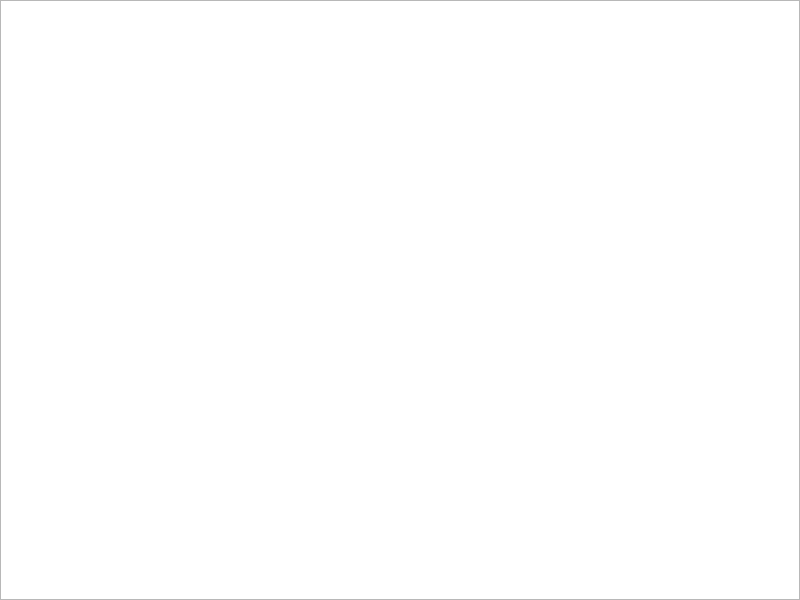
Before: the Qt Designer form main.ui in matv3ys/coffee, drawn with Qt 5.
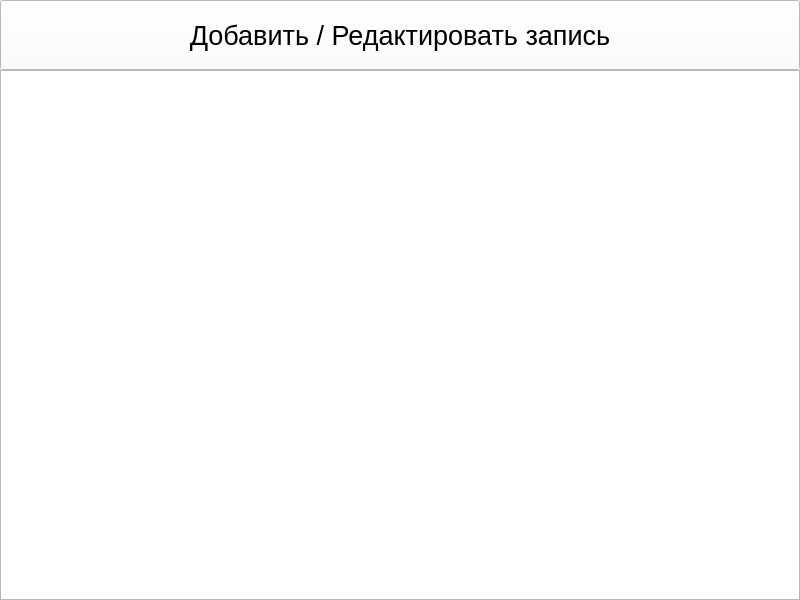
After: the same form once the commit is applied.

Diff of the .ui file:
```diff
--- a/main.ui
+++ b/main.ui
@@ -31,7 +31,32 @@
      <number>0</number>
     </property>
     <item>
-     <widget class="QTableWidget" name="table"/>
+     <layout class="QGridLayout" name="gridLayout">
+      <item row="1" column="0" colspan="2">
+       <widget class="QTableWidget" name="table"/>
+      </item>
+      <item row="0" column="0" colspan="2">
+       <widget class="QPushButton" name="add_btn">
+        <property name="minimumSize">
+         <size>
+          <width>0</width>
+          <height>70</height>
+         </size>
+        </property>
+        <property name="font">
+         <font>
+          <pointsize>20</pointsize>
+         </font>
+        </property>
+        <property name="styleSheet">
+         <string notr="true">background-color: rgb(255, 255, 255);</string>
+        </property>
+        <property name="text">
+         <string>Добавить / Редактировать запись</string>
+        </property>
+       </widget>
+      </item>
+     </layout>
     </item>
    </layout>
   </widget>
```
